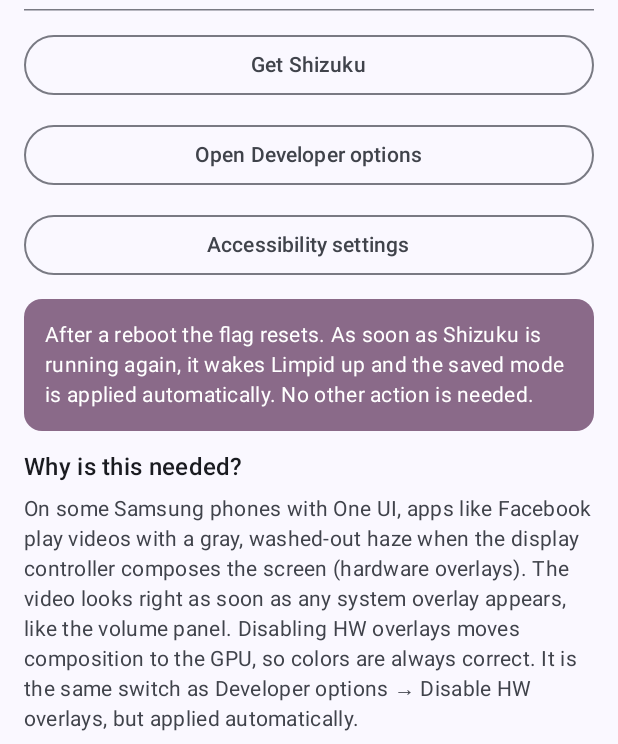
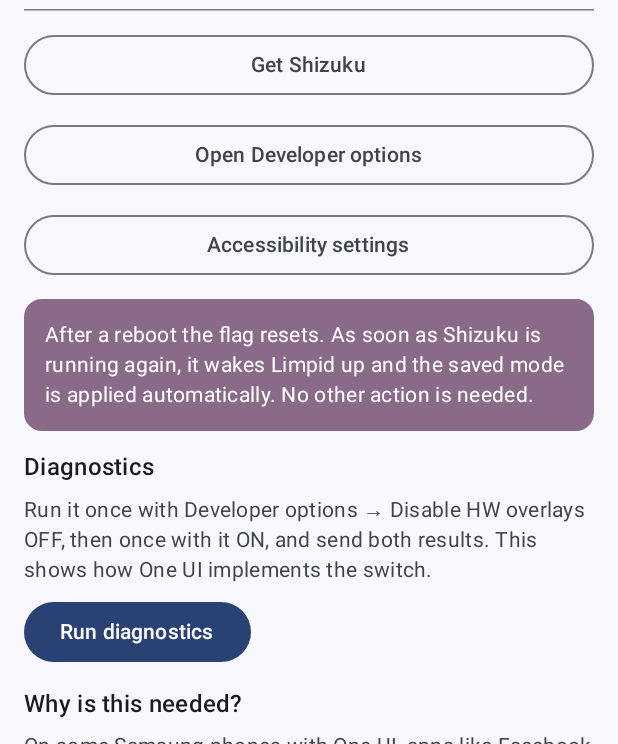
Before and after one commit to robex2005/limpid, an Android app built with Jetpack Compose: the composable InfoScreen shown on its own in the app's theme, on a phone screen of 412 x 824 dp, the part 492-1236 px from its top. Run offline under Robolectric (Android 15) with nearby library versions, the phone set to English and light mode, and no system bars; libraries missing offline, so code that uses them is left out: rikka.shizuku.

Commit message:
Add diagnostics to compare One UI's Disable HW overlays switch
Co-Authored-By: Claude Opus 5.5 <noreply@anthropic.com>
Claude-Session: https://claude.ai/code/session_01RvUASjrkorphscEWirhR6r

```diff
--- a/app/src/main/java/io/github/robex2005/limpid/ui/InfoScreen.kt
+++ b/app/src/main/java/io/github/robex2005/limpid/ui/InfoScreen.kt
@@ -27,6 +27,19 @@ import androidx.compose.ui.unit.dp
 import io.github.robex2005.limpid.BuildConfig
 import io.github.robex2005.limpid.R
 import io.github.robex2005.limpid.backend.ShizukuControl
+import androidx.compose.foundation.text.selection.SelectionContainer
+import androidx.compose.material3.Button
+import androidx.compose.runtime.getValue
+import androidx.compose.runtime.mutableStateOf
+import androidx.compose.runtime.remember
+import androidx.compose.runtime.rememberCoroutineScope
+import androidx.compose.runtime.setValue
+import androidx.compose.ui.platform.LocalClipboardManager
+import androidx.compose.ui.text.AnnotatedString
+import androidx.compose.ui.text.font.FontFamily
+import kotlinx.coroutines.Dispatchers
+import kotlinx.coroutines.launch
+import kotlinx.coroutines.withContext
 
 @Composable
 fun InfoScreen() {
@@ -64,6 +77,8 @@ fun InfoScreen() {
                 color = MaterialTheme.colorScheme.onTertiaryContainer, style = MaterialTheme.typography.bodyMedium)
         }
 
+        DiagnosticSection()
+
         Section(stringResource(R.string.why_title)) { Body(stringResource(R.string.why_text)) }
         Section(stringResource(R.string.batt_title)) { Body(stringResource(R.string.batt_text)) }
         Section(stringResource(R.string.restricted_title)) { Body(stringResource(R.string.restricted_text)) }
@@ -85,3 +100,45 @@ private fun Section(title: String, content: @Composable () -> Unit) {
 
 @Composable
 private fun Body(text: String) = Text(text, style = MaterialTheme.typography.bodyMedium, color = MaterialTheme.colorScheme.onSurfaceVariant)
+
+private const val DIAG_SCRIPT = """
+echo '== build'; getprop ro.build.display.id; getprop ro.build.version.sdk
+echo '== sf 1010'; service call SurfaceFlinger 1010
+echo '== settings'; for n in global secure system; do settings list ${'$'}n | grep -iE 'overlay|hwc|hw_|gpu|composit' | sed "s/^/${'$'}n: /"; done
+echo '== props'; getprop | grep -iE 'hwc|overlay|composit|debug\.sf|vendor\.sf|persist\.sys\.sf|sf\.debug'
+echo '== dumpsys'; dumpsys SurfaceFlinger | grep -iE 'disable.?hwc|debug.?disable|devopt|force.?client|hwc.?disabled|client composition' | head -n 30
+"""
+
+@Composable
+private fun DiagnosticSection() {
+    var out by remember { mutableStateOf<String?>(null) }
+    var busy by remember { mutableStateOf(false) }
+    val scope = rememberCoroutineScope()
+    val clipboard = LocalClipboardManager.current
+    Section(stringResource(R.string.diag_title)) {
+        Body(stringResource(R.string.diag_text))
+        Row(Modifier.padding(top = 8.dp), horizontalArrangement = Arrangement.spacedBy(8.dp)) {
+            Button(enabled = !busy, onClick = {
+                busy = true
+                scope.launch {
+                    out = withContext(Dispatchers.IO) {
+                        runCatching { ShizukuControl.exec("sh", "-c", DIAG_SCRIPT) }
+                            .getOrElse { "error: ${it.cause?.message ?: it.message}" }
+                    }
+                    busy = false
+                }
+            }) { Text(stringResource(R.string.diag_run)) }
+            out?.let { text ->
+                OutlinedButton(onClick = { clipboard.setText(AnnotatedString(text)) }) { Text(stringResource(R.string.diag_copy)) }
+            }
+        }
+        out?.let {
+            Card(Modifier.padding(top = 8.dp), colors = CardDefaults.cardColors(MaterialTheme.colorScheme.surfaceContainerHigh)) {
+                SelectionContainer {
+                    Text(it, Modifier.padding(10.dp), fontFamily = FontFamily.Monospace,
+                        style = MaterialTheme.typography.labelSmall)
+                }
+            }
+        }
+    }
+}
--- a/app/src/main/res/values/strings.xml
+++ b/app/src/main/res/values/strings.xml
@@ -58,4 +58,8 @@
     <string name="restricted_title">Accessibility is greyed out?</string>
     <string name="restricted_text">On Android 13+, apps installed from a downloaded APK need: Settings → Apps → Limpid → ⋮ → Allow restricted settings. Or use “Enable automatically” on the main screen once Shizuku is ready.</string>
     <string name="overlays_unknown">HW overlays state unknown</string>
+    <string name="diag_title">Diagnostics</string>
+    <string name="diag_text">Run it once with Developer options → Disable HW overlays OFF, then once with it ON, and send both results. This shows how One UI implements the switch.</string>
+    <string name="diag_run">Run diagnostics</string>
+    <string name="diag_copy">Copy</string>
 </resources>
```
Also changed, not shown: 1 other file.
